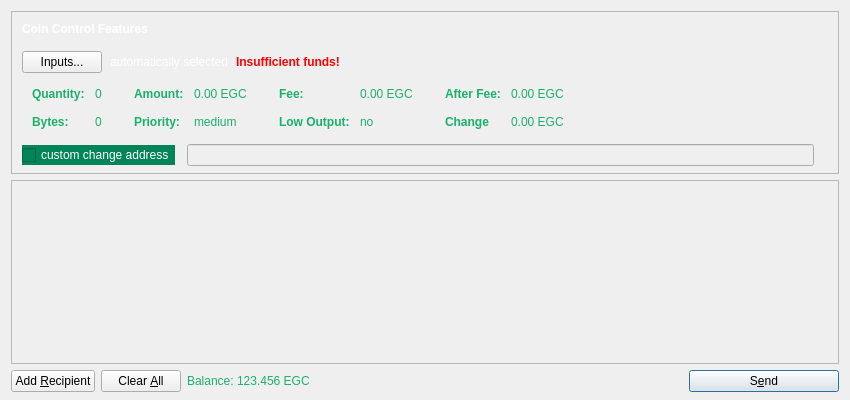
The window that src/qt/forms/sendcoinsdialog.ui (EverGreenCoinDev/EverGreenCoin) describes before a commit, drawn with Qt 5.
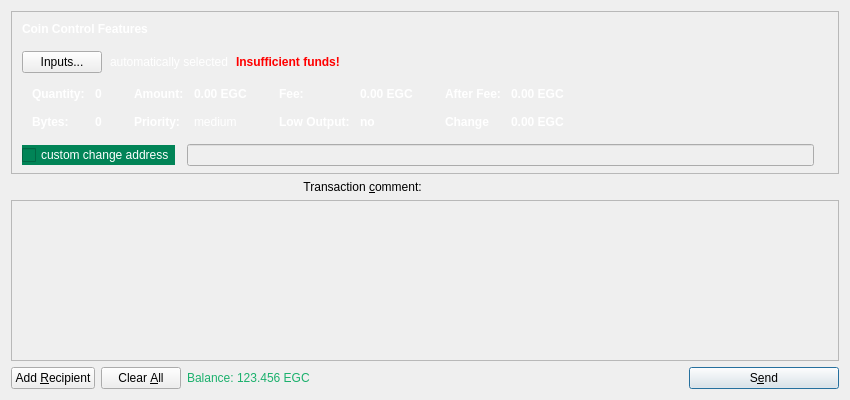
The same window after the commit. Icons and pictures are not drawn. Custom widgets are drawn as their Qt base class.

Diff of the .ui file:
```diff
--- a/src/qt/forms/sendcoinsdialog.ui
+++ b/src/qt/forms/sendcoinsdialog.ui
@@ -13,10 +13,7 @@
   <property name="windowTitle">
    <string>Send Coins</string>
   </property>
-  <layout class="QVBoxLayout" name="verticalLayout" stretch="0,1,0">
-   <property name="bottomMargin">
-    <number>8</number>
-   </property>
+  <layout class="QVBoxLayout" name="verticalLayout">
    <item>
     <widget class="QFrame" name="frameCoinControl">
      <property name="sizePolicy">
@@ -207,7 +204,7 @@
                <item row="0" column="0">
                 <widget class="QLabel" name="labelCoinControlQuantityText">
                  <property name="styleSheet">
-                  <string notr="true">font-weight:bold;color: #1ab06c;</string>
+                  <string notr="true">font-weight:bold;color: #ffffff;</string>
                  </property>
                  <property name="text">
                   <string>Quantity:</string>
@@ -226,7 +223,7 @@
                   <enum>Qt::ActionsContextMenu</enum>
                  </property>
                  <property name="styleSheet">
-                  <string notr="true">color: #1ab06c;</string>
+                  <string notr="true">font-weight:bold;color: #ffffff;</string>
                  </property>
                  <property name="text">
                   <string>0</string>
@@ -242,7 +239,7 @@
                <item row="1" column="0">
                 <widget class="QLabel" name="labelCoinControlBytesText">
                  <property name="styleSheet">
-                  <string notr="true">font-weight:bold;color: #1ab06c;</string>
+                  <string notr="true">font-weight:bold;color: #ffffff;</string>
                  </property>
                  <property name="text">
                   <string>Bytes:</string>
@@ -258,7 +255,7 @@
                   <enum>Qt::ActionsContextMenu</enum>
                  </property>
                  <property name="styleSheet">
-                  <string notr="true">color: #1ab06c;</string>
+                  <string notr="true">font-weight:bold;color: #ffffff;</string>
                  </property>
                  <property name="text">
                   <string>0</string>
@@ -290,7 +287,7 @@
                <item row="0" column="0">
                 <widget class="QLabel" name="labelCoinControlAmountText">
                  <property name="styleSheet">
-                  <string notr="true">font-weight:bold;color: #1ab06c;</string>
+                  <string notr="true">font-weight:bold;color: #ffffff;</string>
                  </property>
                  <property name="text">
                   <string>Amount:</string>
@@ -309,7 +306,7 @@
                   <enum>Qt::ActionsContextMenu</enum>
                  </property>
                  <property name="styleSheet">
-                  <string notr="true">color: #1ab06c;</string>
+                  <string notr="true">font-weight:bold;color: #ffffff;</string>
                  </property>
                  <property name="text">
                   <string>0.00 EGC</string>
@@ -322,7 +319,7 @@
                <item row="1" column="0">
                 <widget class="QLabel" name="labelCoinControlPriorityText">
                  <property name="styleSheet">
-                  <string notr="true">font-weight:bold;color: #1ab06c;</string>
+                  <string notr="true">font-weight:bold;color: #ffffff;</string>
                  </property>
                  <property name="text">
                   <string>Priority:</string>
@@ -338,7 +335,7 @@
                   <enum>Qt::ActionsContextMenu</enum>
                  </property>
                  <property name="styleSheet">
-                  <string notr="true">color: #1ab06c;</string>
+                  <string notr="true">color: #ffffff;</string>
                  </property>
                  <property name="text">
                   <string>medium</string>
@@ -370,7 +367,7 @@
                <item row="0" column="0">
                 <widget class="QLabel" name="labelCoinControlFeeText">
                  <property name="styleSheet">
-                  <string notr="true">font-weight:bold;color: #1ab06c;</string>
+                  <string notr="true">font-weight:bold;color: #ffffff;</string>
                  </property>
                  <property name="text">
                   <string>Fee:</string>
@@ -389,7 +386,7 @@
                   <enum>Qt::ActionsContextMenu</enum>
                  </property>
                  <property name="styleSheet">
-                  <string notr="true">color: #1ab06c;</string>
+                  <string notr="true">font-weight:bold;color: #ffffff;</string>
                  </property>
                  <property name="text">
                   <string>0.00 EGC</string>
@@ -402,7 +399,7 @@
                <item row="1" column="0">
                 <widget class="QLabel" name="labelCoinControlLowOutputText">
                  <property name="styleSheet">
-                  <string notr="true">font-weight:bold;color: #1ab06c;</string>
+                  <string notr="true">font-weight:bold;color: #ffffff;</string>
                  </property>
                  <property name="text">
                   <string>Low Output:</string>
@@ -418,7 +415,7 @@
                   <enum>Qt::ActionsContextMenu</enum>
                  </property>
                  <property name="styleSheet">
-                  <string notr="true">color: #1ab06c;</string>
+                  <string notr="true">font-weight:bold;color: #ffffff;</string>
                  </property>
                  <property name="text">
                   <string>no</string>
@@ -450,7 +447,7 @@
                <item row="0" column="0">
                 <widget class="QLabel" name="labelCoinControlAfterFeeText">
                  <property name="styleSheet">
-                  <string notr="true">font-weight:bold;color: #1ab06c;</string>
+                  <string notr="true">font-weight:bold;color: #ffffff;</string>
                  </property>
                  <property name="text">
                   <string>After Fee:</string>
@@ -469,7 +466,7 @@
                   <enum>Qt::ActionsContextMenu</enum>
                  </property>
                  <property name="styleSheet">
-                  <string notr="true">color: #1ab06c;</string>
+                  <string notr="true">font-weight:bold;color: #ffffff;</string>
                  </property>
                  <property name="text">
                   <string>0.00 EGC</string>
@@ -482,7 +479,7 @@
                <item row="1" column="0">
                 <widget class="QLabel" name="labelCoinControlChangeText">
                  <property name="styleSheet">
-                  <string notr="true">font-weight:bold;color: #1ab06c;</string>
+                  <string notr="true">font-weight:bold;color: #ffffff;</string>
                  </property>
                  <property name="text">
                   <string>Change</string>
@@ -498,7 +495,7 @@
                   <enum>Qt::ActionsContextMenu</enum>
                  </property>
                  <property name="styleSheet">
-                  <string notr="true">color: #1ab06c;</string>
+                  <string notr="true">font-weight:bold;color: #ffffff;</string>
                  </property>
                  <property name="text">
                   <string>0.00 EGC</string>
@@ -594,6 +591,36 @@
      </layout>
     </widget>
    </item>
+   <item>
+    <layout class="QHBoxLayout" name="horizontalLayoutTxComment">
+     <property name="spacing">
+      <number>0</number>
+     </property>
+     <item>
+      <widget class="QLabel" name="labelTxComment">
+       <property name="text">
+        <string>Transaction &amp;comment: </string>
+       </property>
+       <property name="alignment">
+        <set>Qt::AlignLeading|Qt::AlignLeft|Qt::AlignRight|Qt::AlignTrailing|Qt::AlignVCenter</set>
+       </property>
+       <property name="buddy">
+        <cstring>editTxComment</cstring>
+       </property>
+      </widget>
+     </item>
+     <item>
+      <widget class="QValidatedLineEdit" name="editTxComment" native="true">
+       <property name="enabled">
+        <bool>true</bool>
+       </property>
+       <property name="toolTip">
+        <string>Enter a transaction comment  (MAX 256 Characters) (Note: this information is public)</string>
+       </property>
+      </widget>
+     </item>
+    </layout>
+   </item>
    <item>
     <widget class="QScrollArea" name="scrollArea">
      <property name="widgetResizable">
@@ -605,7 +632,7 @@
         <x>0</x>
         <y>0</y>
         <width>830</width>
-        <height>172</height>
+        <height>149</height>
        </rect>
       </property>
       <layout class="QVBoxLayout" name="verticalLayout_2">
@@ -1605,6 +1632,13 @@
    </item>
   </layout>
  </widget>
+ <customwidgets>
+  <customwidget>
+   <class>QValidatedLineEdit</class>
+   <extends>QWidget</extends>
+   <header>qvalidatedlineedit.h</header>
+  </customwidget>
+ </customwidgets>
  <resources>
   <include location="../bitcoin.qrc"/>
  </resources>
```
